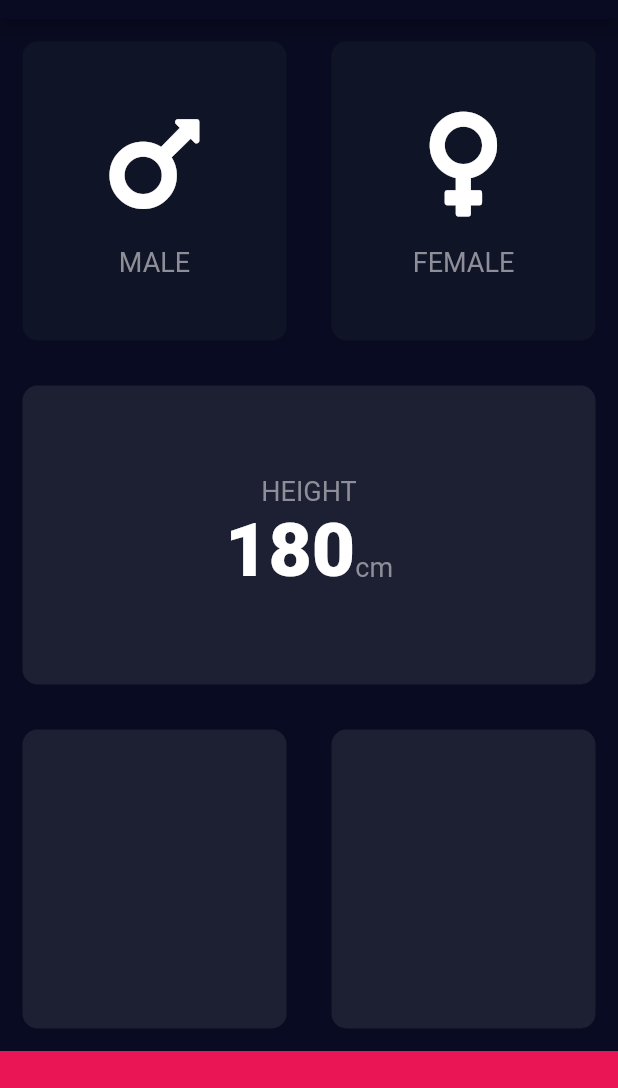
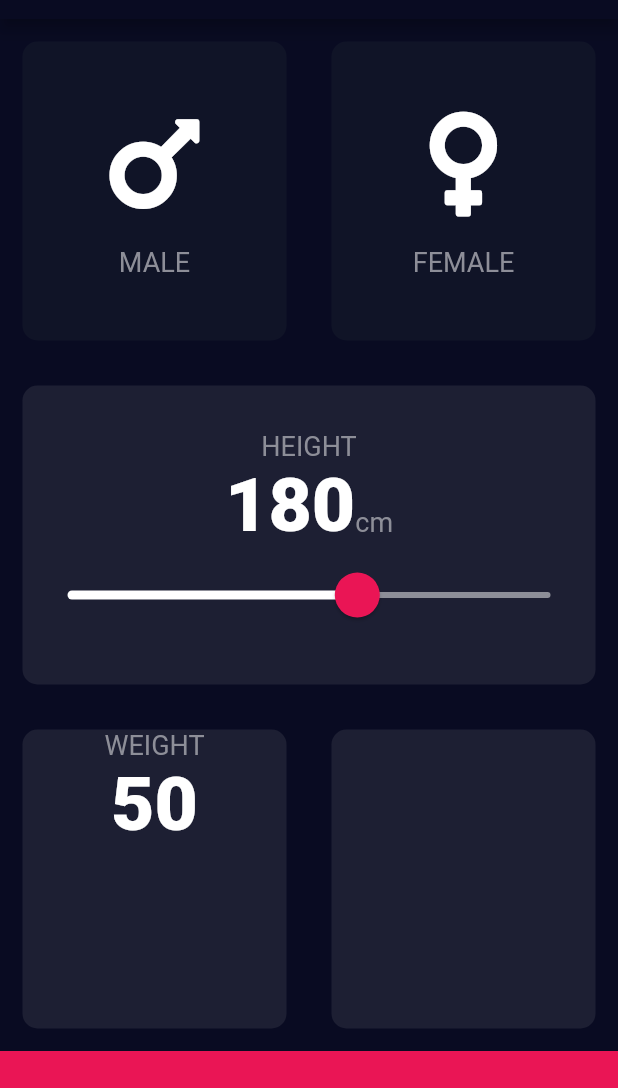
Before and after one commit to beingRD/BMI-Calculator, a Flutter app: the screen it shows after launch, on a phone screen of 412 x 824 dp, the part 65-1153 px from its top. Run offline on Flutter 3.47's test engine with Material 2 defaults, Android fonts, the phone set to English and light mode, and no system bars; our stand-ins replace font_awesome_flutter.

Commit message:
refactor/code + slider

```diff
--- a/lib/input_page.dart
+++ b/lib/input_page.dart
@@ -16,6 +16,7 @@ class InputPage extends StatefulWidget {
 
 class _InputPageState extends State<InputPage> {
   Gender genderType;
+
   @override
   Widget build(BuildContext context) {
     return Scaffold(
@@ -62,7 +63,6 @@ class _InputPageState extends State<InputPage> {
                       icon: FontAwesomeIcons.venus,
                     ),
                   ),
-                  // ),
                 ),
               ],
             ),
@@ -83,7 +83,7 @@ class _InputPageState extends State<InputPage> {
                     textBaseline: TextBaseline.alphabetic,
                     children: [
                       Text(
-                        '180',
+                        Style.height.toString(),
                         style: Style.textLarge,
                       ),
                       Text(
@@ -91,6 +91,30 @@ class _InputPageState extends State<InputPage> {
                         style: Style.textBase,
                       ),
                     ],
+                  ),
+                  SliderTheme(
+                    data: SliderTheme.of(context).copyWith(
+                      activeTrackColor: Style.white,
+                      inactiveTrackColor: Style.defaultColor,
+                      thumbColor: Style.accentColor,
+                      overlayColor: Style.transAccentColor,
+                      thumbShape: RoundSliderThumbShape(
+                        enabledThumbRadius: 15.0,
+                      ),
+                      overlayShape: RoundSliderOverlayShape(
+                        overlayRadius: 30.0,
+                      ),
+                    ),
+                    child: Slider(
+                      value: Style.height.toDouble(),
+                      min: Style.minHeight,
+                      max: Style.maxHeight,
+                      onChanged: (double newValue) {
+                        setState(() {
+                          Style.height = newValue.round();
+                        });
+                      },
+                    ),
                   ),
                 ],
               ),
@@ -102,6 +126,18 @@ class _InputPageState extends State<InputPage> {
                 Expanded(
                   child: ReusableCard(
                     colour: Style.activeCardColor,
+                    childCard: Column(
+                      children: [
+                        Text(
+                          'WEIGHT',
+                          style: Style.textDefault,
+                        ),
+                        Text(
+                          Style.weight.toString(),
+                          style: Style.textLarge,
+                        )
+                      ],
+                    ),
                   ),
                 ),
                 Expanded(
--- a/lib/style.dart
+++ b/lib/style.dart
@@ -5,13 +5,19 @@ class Style {
   static final Color activeCardColor = Color(0xFF1D1F33);
   static final Color inactiveCardColor = Color(0xFF101427);
   static final Color accentColor = Color(0xFFEA1555);
-  static final Color _textDefaultColor = Color(0xFF8D8E98);
-  static final Color _textLargeColor = Colors.white;
+  static final Color transAccentColor = Color(0x29EA1555);
+  static final Color defaultColor = Color(0xFF8D8E98);
+  static final Color white = Colors.white;
 
   static Color maleCardColor = inactiveCardColor;
   static Color femaleCardColor = inactiveCardColor;
 
   static const bottomContainerHeight = 80.0;
+  static const minHeight = 120.0;
+  static const maxHeight = 220.0;
+  static int height = 180;
+  static int weight = 50;
+
   static const _iconSize = 80.0;
   static const _defaultFontSize = 18.0;
   static const _largeFontSize = 50.0;
@@ -26,19 +32,18 @@ class Style {
 
   static final textDefault = TextStyle(
     fontSize: _defaultFontSize,
-    color: _textDefaultColor,
-
+    color: defaultColor,
   );
 
   static final textBase = TextStyle(
     fontSize: _defaultFontSize,
-    color: _textDefaultColor,
+    color: defaultColor,
     textBaseline: TextBaseline.ideographic,
   );
 
   static final textLarge = TextStyle(
     fontSize: _largeFontSize,
-    color: _textLargeColor,
+    color: white,
     fontWeight: FontWeight.w900,
   );
 
```
